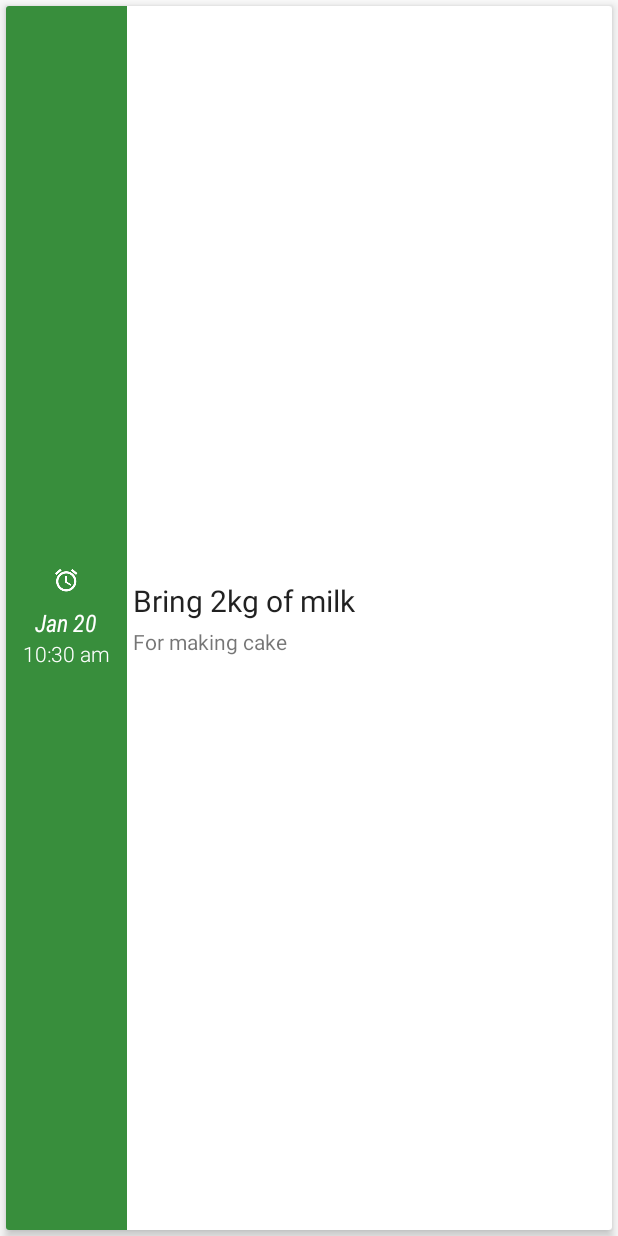
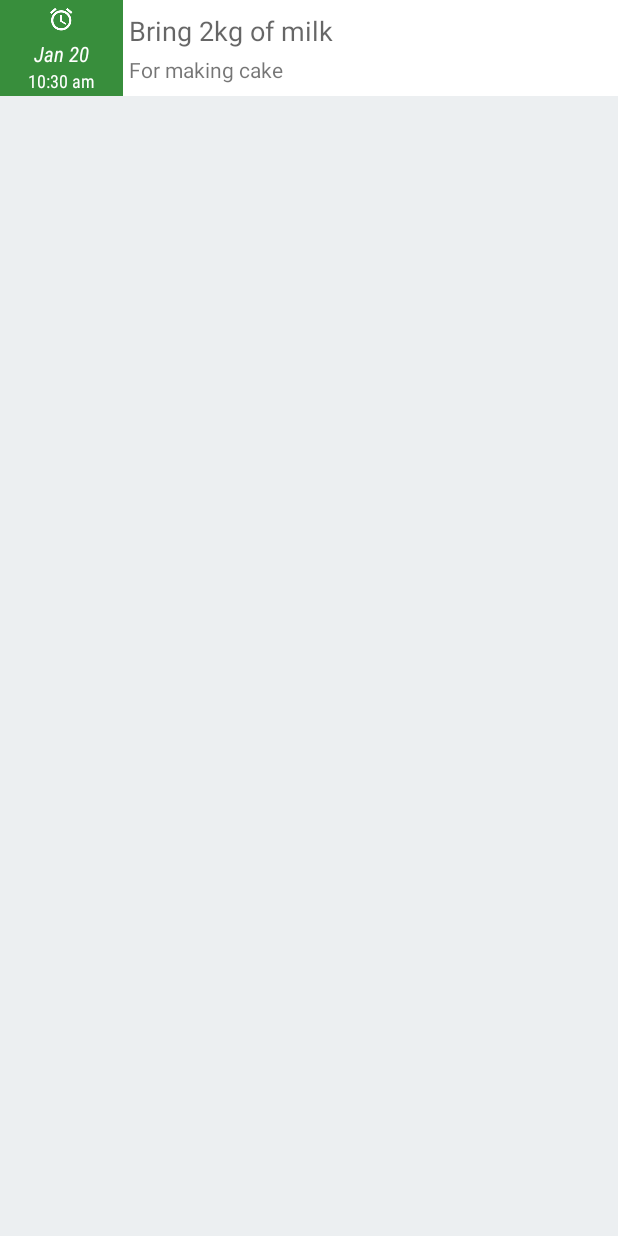
Before and after one commit to harryio/SimpleTodo, an Android app: the layout list_item_layout.xml on its own in the app's theme, with its tools: preview values and no code run, on a phone screen of 412 x 824 dp. Run offline under Robolectric (Android 15) with nearby library versions, the phone set to English and light mode, and no system bars.

Commit message:
Small modifications

```diff
--- a/app/src/main/java/io/theappx/simpletodo/activity/CreateTodoActivity.java
+++ b/app/src/main/java/io/theappx/simpletodo/activity/CreateTodoActivity.java
@@ -119,6 +119,8 @@ public class CreateTodoActivity extends AppCompatActivity implements
             if (mTodoItem == null) {
                 mTodoItem = new TodoItem(UUID.randomUUID().toString());
                 mTodoItem.setColor(colorArray[0]);
+                mCalendar.set(Calendar.SECOND, 0);
+                mCalendar.set(Calendar.MINUTE, mCalendar.get(Calendar.MINUTE) + 2);
                 isNewTodo = true;
             } else {
                 if (mTodoItem.shouldBeReminded()) mCalendar.setTime(mTodoItem.getDateInstance());
--- a/app/src/main/java/io/theappx/simpletodo/activity/SnoozeActivity.java
+++ b/app/src/main/java/io/theappx/simpletodo/activity/SnoozeActivity.java
@@ -42,7 +42,7 @@ public class SnoozeActivity extends AppCompatActivity {
         setContentView(R.layout.activity_snooze);
         ButterKnife.bind(this);
 
-        dataLayout.setDefaultValue("10 minutes");
+        dataLayout.setDataValue("10 minutes");
 
         todoItem = getIntent().getParcelableExtra(ARG_TODO_ITEM);
         titleTextView.setText(todoItem.getTitle());
@@ -72,13 +72,14 @@ public class SnoozeActivity extends AppCompatActivity {
 
     private Dialog getDialog() {
         AlertDialog.Builder builder = new AlertDialog.Builder(this);
-        String[] items = {"10 minutes", "30 minutes", "1 hour"};
+        final String[] items = {"10 minutes", "30 minutes", "1 hour"};
         builder.setItems(items, new DialogInterface.OnClickListener() {
             @Override
             public void onClick(DialogInterface dialog, int which) {
                 Calendar calendar = Calendar.getInstance();
                 calendar.setTimeInMillis(todoItem.getTime());
 
+                dataLayout.setDataValue(items[which]);
                 switch (which) {
                     case 0:
                         calendar.add(Calendar.MINUTE, 10);
@@ -91,6 +92,7 @@ public class SnoozeActivity extends AppCompatActivity {
                     case 2:
                         calendar.add(Calendar.HOUR, 1);
                         break;
+
                 }
 
                 SnoozeActivity.this.calendar = calendar;
--- a/app/src/main/java/io/theappx/simpletodo/customview/DataLayout.java
+++ b/app/src/main/java/io/theappx/simpletodo/customview/DataLayout.java
@@ -61,7 +61,7 @@ public class DataLayout extends RelativeLayout {
         imageView.setImageDrawable(drawable);
     }
 
-    public void setDefaultValue(String defaultValue) {
+    public void setDataValue(String defaultValue) {
         defaultValueTextView.setText(defaultValue);
     }
 }
--- a/app/src/main/java/io/theappx/simpletodo/service/TodoService.java
+++ b/app/src/main/java/io/theappx/simpletodo/service/TodoService.java
@@ -53,7 +53,7 @@ public class TodoService extends IntentService {
 
     public static void startActionDeleteTodo(Context context, TodoItem todoItem) {
         Intent intent = new Intent(context, TodoService.class);
-        intent.setAction(ACTION_DELETE_ALARM);
+        intent.setAction(ACTION_DELETE_TODO);
         intent.putExtra(EXTRA_TODO, todoItem);
         context.startService(intent);
     }
@@ -67,8 +67,8 @@ public class TodoService extends IntentService {
 
     public static void startActionDeleteAlarm(Context pContext, String todoId) {
         Intent intent = new Intent(pContext, TodoService.class);
-        intent.setAction(ACTION_DELETE_TODO);
-        intent.putExtra(EXTRA_TODO, todoId);
+        intent.setAction(ACTION_DELETE_ALARM);
+        intent.putExtra(EXTRA_TODO_ID, todoId);
         pContext.startService(intent);
     }
 
--- a/app/src/main/res/layout/list_item_layout.xml
+++ b/app/src/main/res/layout/list_item_layout.xml
@@ -1,28 +1,33 @@
 <?xml version="1.0" encoding="utf-8"?>
 <FrameLayout
     xmlns:android="http://schemas.android.com/apk/res/android"
-    xmlns:card_view="http://schemas.android.com/apk/res-auto"
     xmlns:tools="http://schemas.android.com/tools"
+    android:id="@+id/item_root_view"
     android:layout_width="match_parent"
     android:layout_height="match_parent"
     android:foreground="?selectableItemBackground"
     android:clickable="true"
-    android:focusable="true">
+    android:focusable="true"
+    android:layout_marginBottom="4dp">
 
-    <android.support.v7.widget.CardView
-        android:id="@+id/item_root_view"
-        android:layout_width="match_parent"
-        android:layout_height="match_parent"
-        android:layout_margin="4dp"
-        card_view:cardElevation="@dimen/card_shadow"
-        >
+    <!--<android.support.v7.widget.CardView-->
+        <!--android:id="@+id/item_root_view"-->
+        <!--android:layout_width="match_parent"-->
+        <!--android:layout_height="match_parent"-->
+        <!--android:layout_margin="4dp"-->
+        <!--android:foreground="?selectableItemBackground"-->
+        <!--card_view:cardElevation="0dp"-->
+        <!-->-->
+
+        <!-- -->
+    <!--</android.support.v7.widget.CardView>-->
 
     <LinearLayout
         android:layout_width="match_parent"
-            android:layout_height="match_parent"
+        android:layout_height="?listPreferredItemHeight"
         android:orientation="horizontal"
-            android:minHeight="?listPreferredItemHeight"
-            android:baselineAligned="false">
+        android:baselineAligned="false"
+        android:background="@color/white">
 
         <LinearLayout
             android:id="@+id/timer_section_view"
@@ -46,8 +51,8 @@
                 android:layout_width="match_parent"
                 android:layout_height="wrap_content"
                 android:gravity="center_horizontal"
-                    android:layout_marginTop="8dp"
-                    android:textSize="16dp"
+                android:layout_marginTop="4dp"
+                android:textSize="14dp"
                 android:textColor="@color/white"
                 tools:text="Jan 20"
                 android:fontFamily="sans-serif-condensed"
@@ -61,8 +66,8 @@
                 android:layout_height="wrap_content"
                 android:gravity="center_horizontal"
                 android:textColor="@color/white"
-                    android:textSize="14dp"
-                    android:fontFamily="sans-serif-light"
+                android:textSize="12dp"
+                android:fontFamily="sans-serif-condensed"
                 android:singleLine="true"
                 tools:text="10:30 am"
                 tools:ignore="SpUsage"/>
@@ -85,7 +90,7 @@
                 android:ellipsize="end"
                 android:fontFamily="sans-serif"
                 android:maxLines="2"
-                    android:textAppearance="@style/TextAppearance.AppCompat.Title"
+                android:textAppearance="@style/TextAppearance.AppCompat.Medium"
                 tools:text="Bring 2kg of milk"/>
 
             <TextView
@@ -102,6 +107,5 @@
         </LinearLayout>
 
     </LinearLayout>
-    </android.support.v7.widget.CardView>
 
 </FrameLayout>
--- a/app/src/main/res/values/colors.xml
+++ b/app/src/main/res/values/colors.xml
@@ -12,6 +12,7 @@
     <color name="indigo">#303f9f</color>
 
     <color name="white">#fff</color>
+    <color name="grey_light">#eceff1</color>
     <color name="transparent">#0000</color>
 
     <array name="color_array">
--- a/app/src/main/res/values/styles.xml
+++ b/app/src/main/res/values/styles.xml
@@ -6,6 +6,7 @@
         <item name="colorPrimary">@color/colorPrimary</item>
         <item name="colorPrimaryDark">@color/colorPrimaryDark</item>
         <item name="colorAccent">@color/colorAccent</item>
+        <item name="android:windowBackground">@color/grey_light</item>
     </style>
 
     <style name="AppTheme.NoActionBar">
```
Also changed, not shown: app/src/main/java/io/theappx/simpletodo/adapter/TodoAdapter.java (+1 -13 lines). Lines whose indentation alone changed are shown as unchanged.
